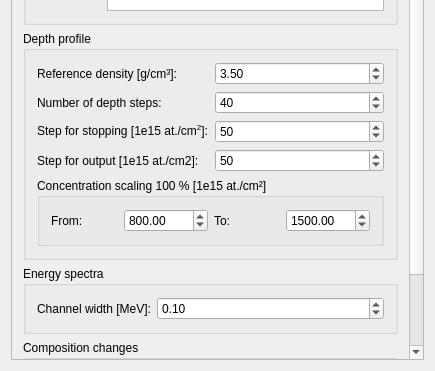
This is ui_files/ui_profile_settings_tab.ui in JYU-IBA/potku as Qt 5 draws it before an edit; both pictures show x 0 to 435 and y 163 to 534 of the 435 by 534 pixel window. The edited form follows.
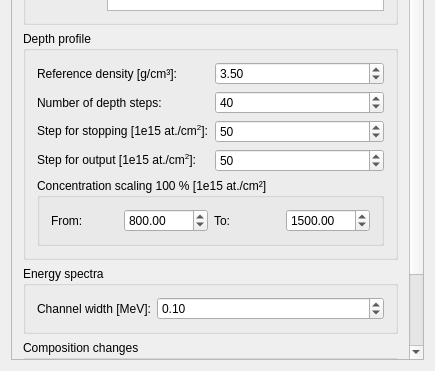
This is the edited form.

Commit message: When creating depth profile and changing axis units to nm, reference density is shown and is possible to modify. If reference density is modified, measurement specific settings are used.

Diff of the .ui file:
```diff
--- a/ui_files/ui_profile_settings_tab.ui
+++ b/ui_files/ui_profile_settings_tab.ui
@@ -38,9 +38,9 @@
       <property name="geometry">
        <rect>
         <x>0</x>
-        <y>-123</y>
-        <width>454</width>
-        <height>612</height>
+        <y>0</y>
+        <width>398</width>
+        <height>525</height>
        </rect>
       </property>
       <layout class="QVBoxLayout" name="verticalLayout_5">
@@ -199,7 +199,7 @@
               <item row="3" column="0">
                <widget class="QLabel" name="stepForOutputLabel">
                 <property name="text">
-                 <string>Step for output [1e15 at./cm2]:</string>
+                 <string>&lt;html&gt;&lt;head/&gt;&lt;body&gt;&lt;p&gt;Step for output [1e15 at./cm&lt;span style=&quot; vertical-align:super;&quot;&gt;2&lt;/span&gt;]:&lt;/p&gt;&lt;/body&gt;&lt;/html&gt;</string>
                 </property>
                </widget>
               </item>
```
The commit also changes 3 other files.
